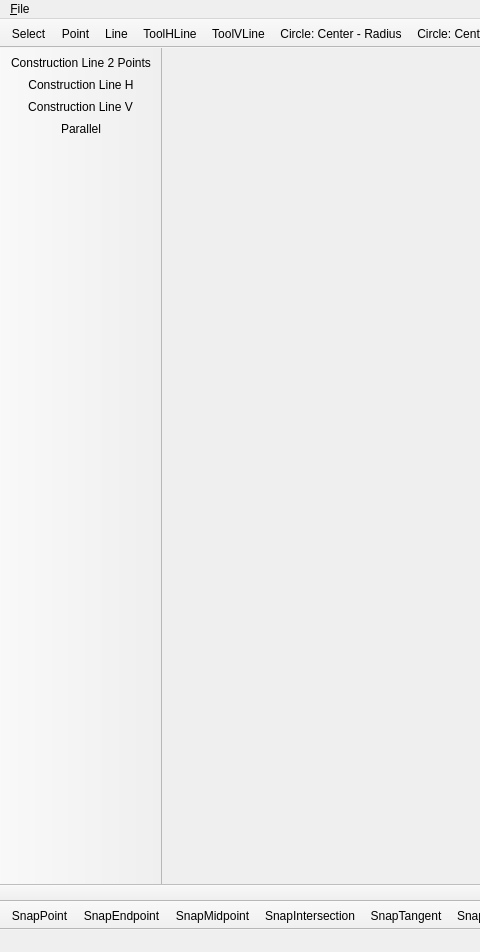
Above: src/mainwindow.ui from ThKattanek/simply_2d_cad before the change; both pictures show x 0 to 480 and y 0 to 952 of the 1222 by 952 pixel window. Below: the same form after it.
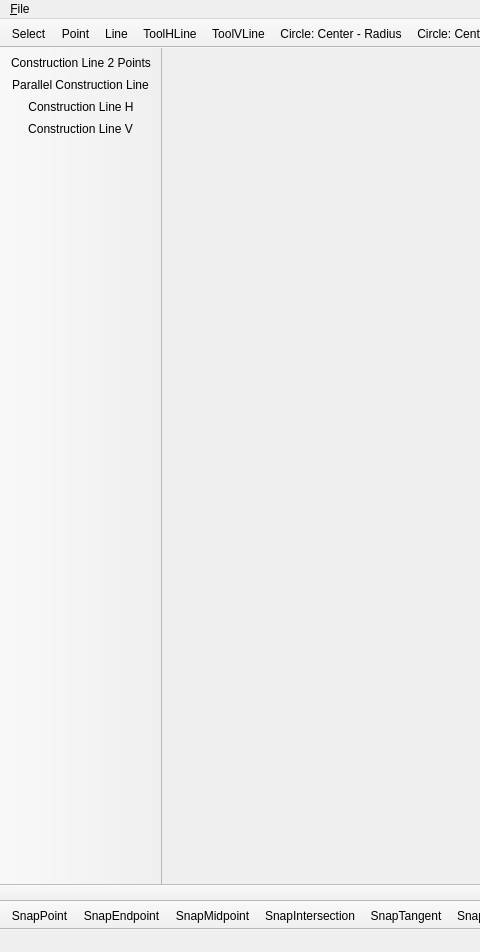
That is the form after the change. Icons and pictures are not drawn.

Commit message: Added an icon for the construction line and translate to german

```diff
--- a/src/mainwindow.ui
+++ b/src/mainwindow.ui
@@ -147,9 +147,9 @@
     <bool>false</bool>
    </attribute>
    <addaction name="actionToolConstructionLine2P"/>
+   <addaction name="actionToolParallelConstructionLine"/>
    <addaction name="actionToolConstructionLineH"/>
    <addaction name="actionToolConstructionLineV"/>
-   <addaction name="actionToolParallelConstructionLine"/>
   </widget>
   <action name="action_Close">
    <property name="text">
@@ -542,7 +542,13 @@
   </action>
   <action name="actionToolParallelConstructionLine">
    <property name="text">
-    <string>Parallel</string>
+    <string>Parallel Construction Line</string>
+   </property>
+   <property name="toolTip">
+    <string>Draw Parallel Construction Line</string>
+   </property>
+   <property name="statusTip">
+    <string>Draw a parallel construction line from a straight element.</string>
    </property>
    <property name="menuRole">
     <enum>QAction::MenuRole::NoRole</enum>
```
Left out of the diff: 6 changed lines with no effect on the pictures. The commit also changes 6 other files.
